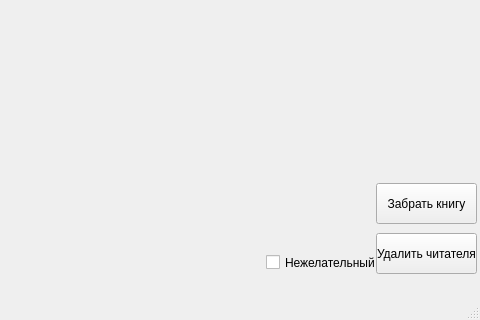
This is readerwindow.ui in CheshireCat26/Library as Qt 5 draws it before an edit; both pictures show x 184 to 664 and y 177 to 497 of the 664 by 497 pixel window. The edited form follows.
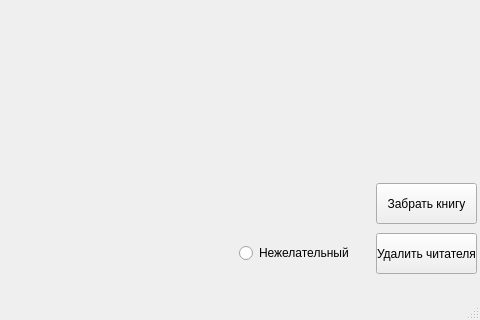
This is the edited form.

The edit to the form file:
```diff
--- a/readerwindow.ui
+++ b/readerwindow.ui
@@ -40,19 +40,6 @@
      <string>Забрать книгу</string>
     </property>
    </widget>
-   <widget class="QCheckBox" name="checkBox">
-    <property name="geometry">
-     <rect>
-      <x>450</x>
-      <y>430</y>
-      <width>111</width>
-      <height>19</height>
-     </rect>
-    </property>
-    <property name="text">
-     <string>Нежелательный</string>
-    </property>
-   </widget>
    <widget class="QWidget" name="layoutWidget">
     <property name="geometry">
      <rect>
@@ -100,6 +87,32 @@
      </item>
     </layout>
    </widget>
+   <widget class="QLabel" name="labelUnwanted">
+    <property name="geometry">
+     <rect>
+      <x>50</x>
+      <y>160</y>
+      <width>571</width>
+      <height>111</height>
+     </rect>
+    </property>
+    <property name="text">
+     <string/>
+    </property>
+   </widget>
+   <widget class="QRadioButton" name="radioButtonUnwanted">
+    <property name="geometry">
+     <rect>
+      <x>423</x>
+      <y>420</y>
+      <width>111</width>
+      <height>20</height>
+     </rect>
+    </property>
+    <property name="text">
+     <string>Нежелательный</string>
+    </property>
+   </widget>
   </widget>
   <widget class="QMenuBar" name="menubar">
    <property name="geometry">
```
